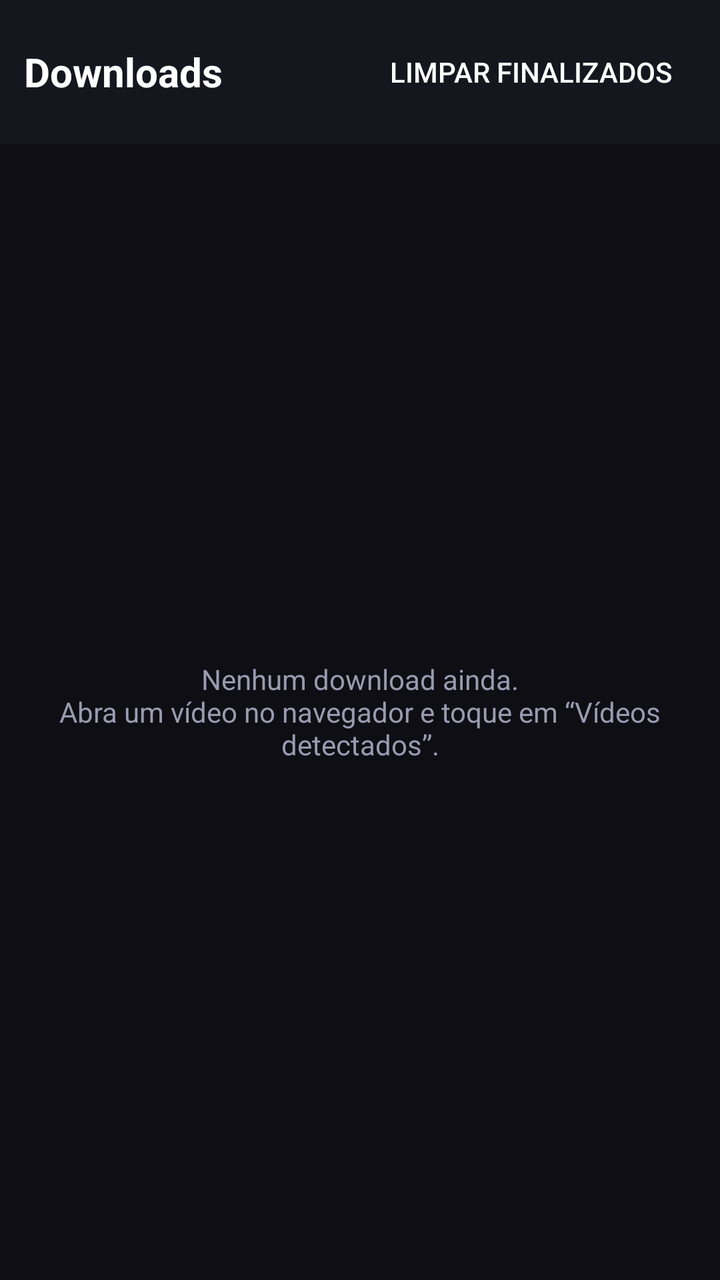
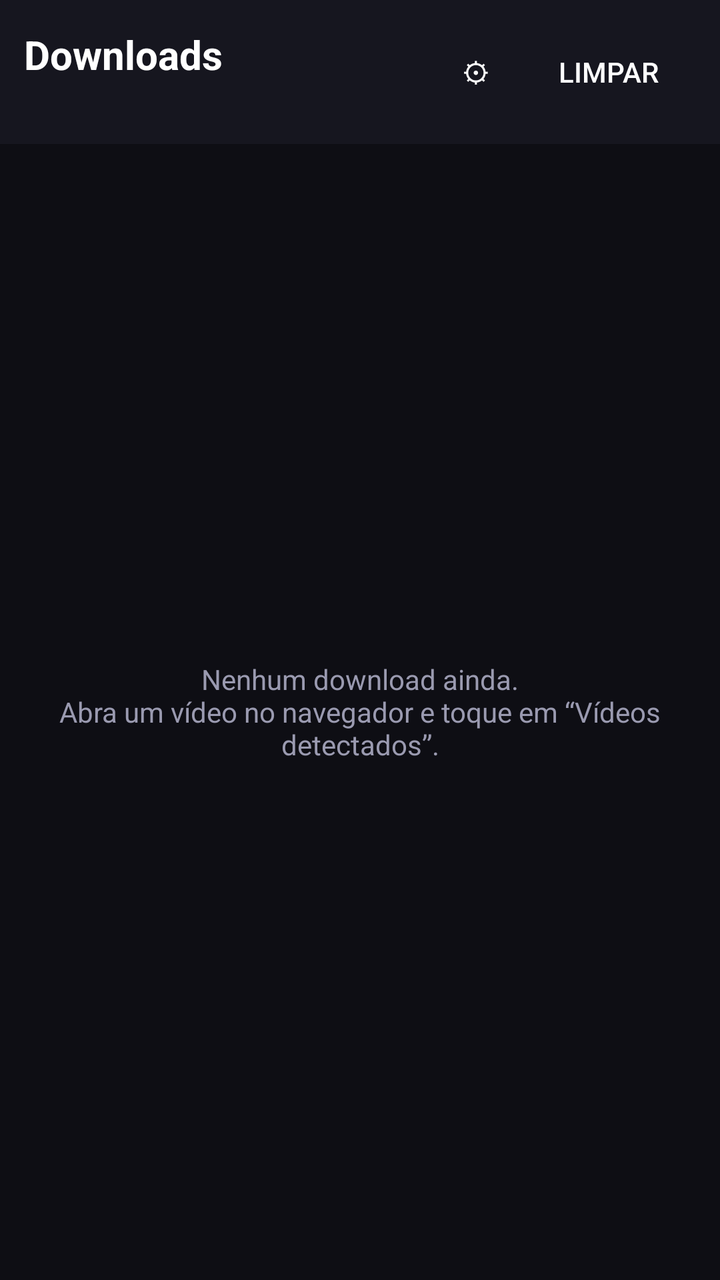

Screens rendered from an Android XML layout before and after an edit, with the pre-edit source and the edit as a unified diff.
<!-- AndroidManifest.xml: application theme AppTheme -->
<!-- res/layout/downloads.xml -->
<?xml version="1.0" encoding="utf-8"?>
<LinearLayout xmlns:android="http://schemas.android.com/apk/res/android"
    android:layout_width="match_parent"
    android:layout_height="match_parent"
    android:orientation="vertical">

    <LinearLayout
        android:layout_width="match_parent"
        android:layout_height="wrap_content"
        android:background="#16161F"
        android:gravity="center_vertical"
        android:orientation="horizontal"
        android:padding="12dp">

        <TextView
            android:layout_width="0dp"
            android:layout_height="wrap_content"
            android:layout_weight="1"
            android:text="Downloads"
            android:textColor="#FFFFFF"
            android:textSize="20sp"
            android:textStyle="bold" />

        <Button
            android:id="@+id/btnClear"
            style="?android:attr/borderlessButtonStyle"
            android:layout_width="wrap_content"
            android:layout_height="wrap_content"
            android:text="Limpar finalizados" />
    </LinearLayout>

    <FrameLayout
        android:layout_width="match_parent"
        android:layout_height="0dp"
        android:layout_weight="1">

        <ListView
            android:id="@+id/list"
            android:layout_width="match_parent"
            android:layout_height="match_parent"
            android:divider="#22222E"
            android:dividerHeight="1dp" />

        <TextView
            android:id="@+id/empty"
            android:layout_width="match_parent"
            android:layout_height="match_parent"
            android:gravity="center"
            android:padding="24dp"
            android:text="Nenhum download ainda.\nAbra um vídeo no navegador e toque em “Vídeos detectados”."
            android:textColor="#9A9AB0" />
    </FrameLayout>
</LinearLayout>
<!-- resources referenced by this layout -->
<resources>
  <style name="AppTheme" parent="android:Theme.Material.NoActionBar">
          <item name="android:colorPrimary">#7C4DFF</item>
          <item name="android:colorAccent">#B388FF</item>
          <item name="android:windowBackground">#0E0E14</item>
          <item name="android:statusBarColor">#0E0E14</item>
          <item name="android:navigationBarColor">#0E0E14</item>
      </style>
</resources>

<!-- the commit's change to res/layout/downloads.xml (unified diff, before → after) -->
@@ -12,21 +12,42 @@
         android:orientation="horizontal"
         android:padding="12dp">
 
-        <TextView
+        <LinearLayout
             android:layout_width="0dp"
             android:layout_height="wrap_content"
             android:layout_weight="1"
-            android:text="Downloads"
-            android:textColor="#FFFFFF"
-            android:textSize="20sp"
-            android:textStyle="bold" />
+            android:orientation="vertical">
+
+            <TextView
+                android:layout_width="match_parent"
+                android:layout_height="wrap_content"
+                android:text="Downloads"
+                android:textColor="#FFFFFF"
+                android:textSize="20sp"
+                android:textStyle="bold" />
+
+            <TextView
+                android:id="@+id/summary"
+                android:layout_width="match_parent"
+                android:layout_height="wrap_content"
+                android:textColor="#B388FF"
+                android:textSize="13sp" />
+        </LinearLayout>
+
+        <Button
+            android:id="@+id/btnSettings"
+            style="?android:attr/borderlessButtonStyle"
+            android:layout_width="wrap_content"
+            android:layout_height="wrap_content"
+            android:minWidth="44dp"
+            android:text="⚙" />
 
         <Button
             android:id="@+id/btnClear"
             style="?android:attr/borderlessButtonStyle"
             android:layout_width="wrap_content"
             android:layout_height="wrap_content"
-            android:text="Limpar finalizados" />
+            android:text="Limpar" />
     </LinearLayout>
 
     <FrameLayout
